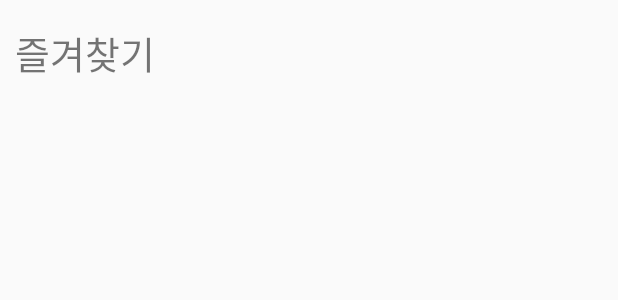
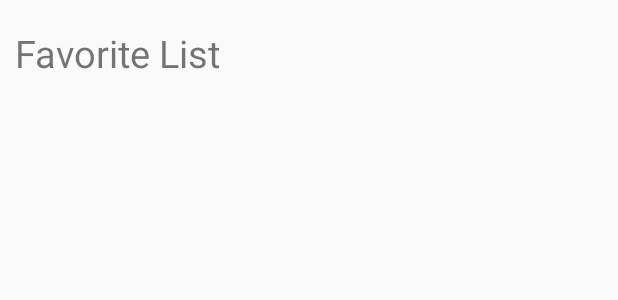
Before and after one commit to wnsgk91/MenuCheck, an Android app: the layout favorite_list.xml on its own in the app's theme, with its tools: preview values and no code run, on a phone screen of 412 x 824 dp. Shown: the top 300 px of the screen. Run offline under Robolectric (Android 15) with nearby library versions, the light colour scheme and no system bars.

Commit message:
즐겨찾기 영어로 바꿈

```diff
--- a/drawer/app/src/main/res/layout/favorite_list.xml
+++ b/drawer/app/src/main/res/layout/favorite_list.xml
@@ -12,7 +12,7 @@
         android:gravity="center_vertical"
         android:layout_marginLeft="10dp"
         android:textSize="25dp"
-        android:text="즐겨찾기" />
+        android:text="Favorite List" />
 
     <ListView
         android:id="@+id/foods_listview"
```
